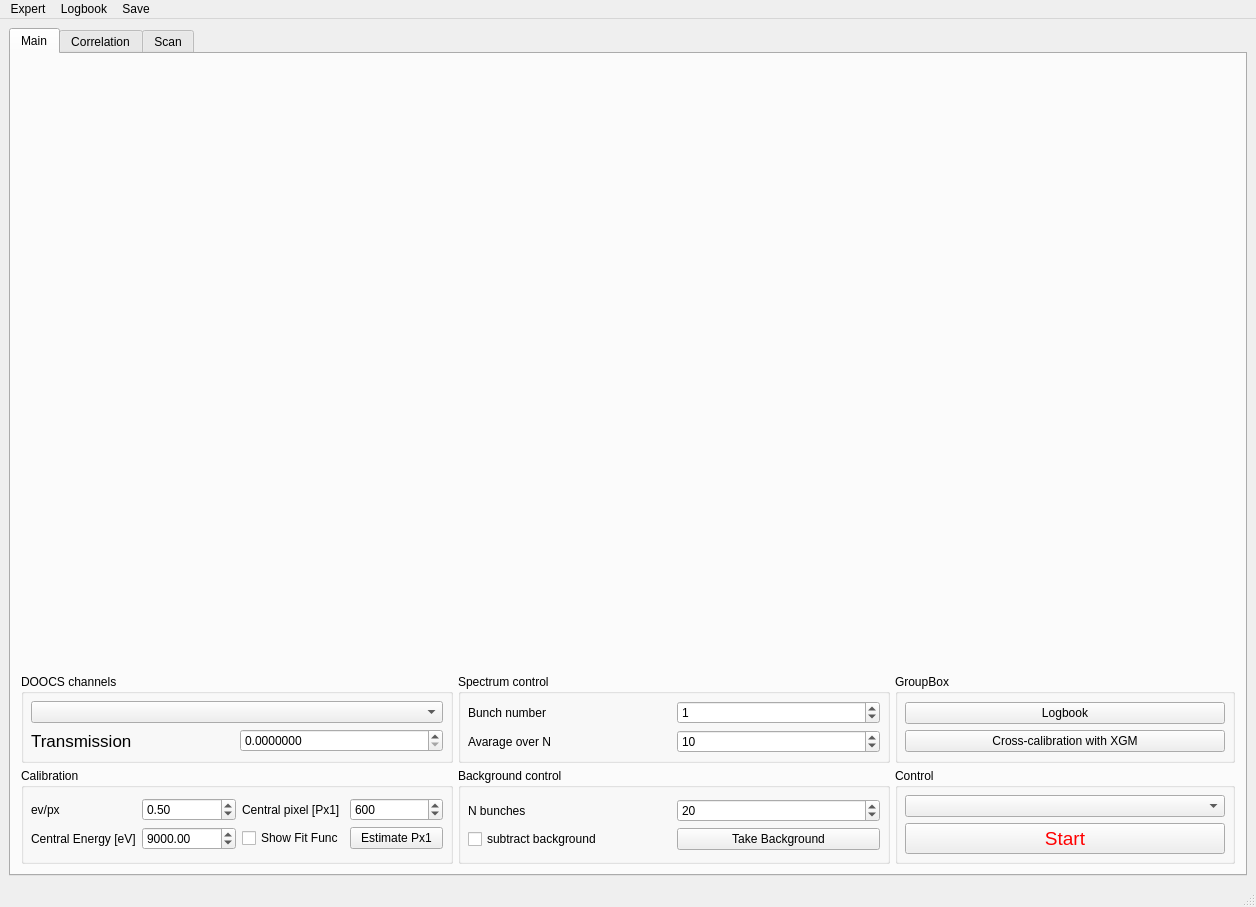
First picture: the form in gui/UISpectrometer.ui, repository sergey-tomin/pyhirex, before the edit.
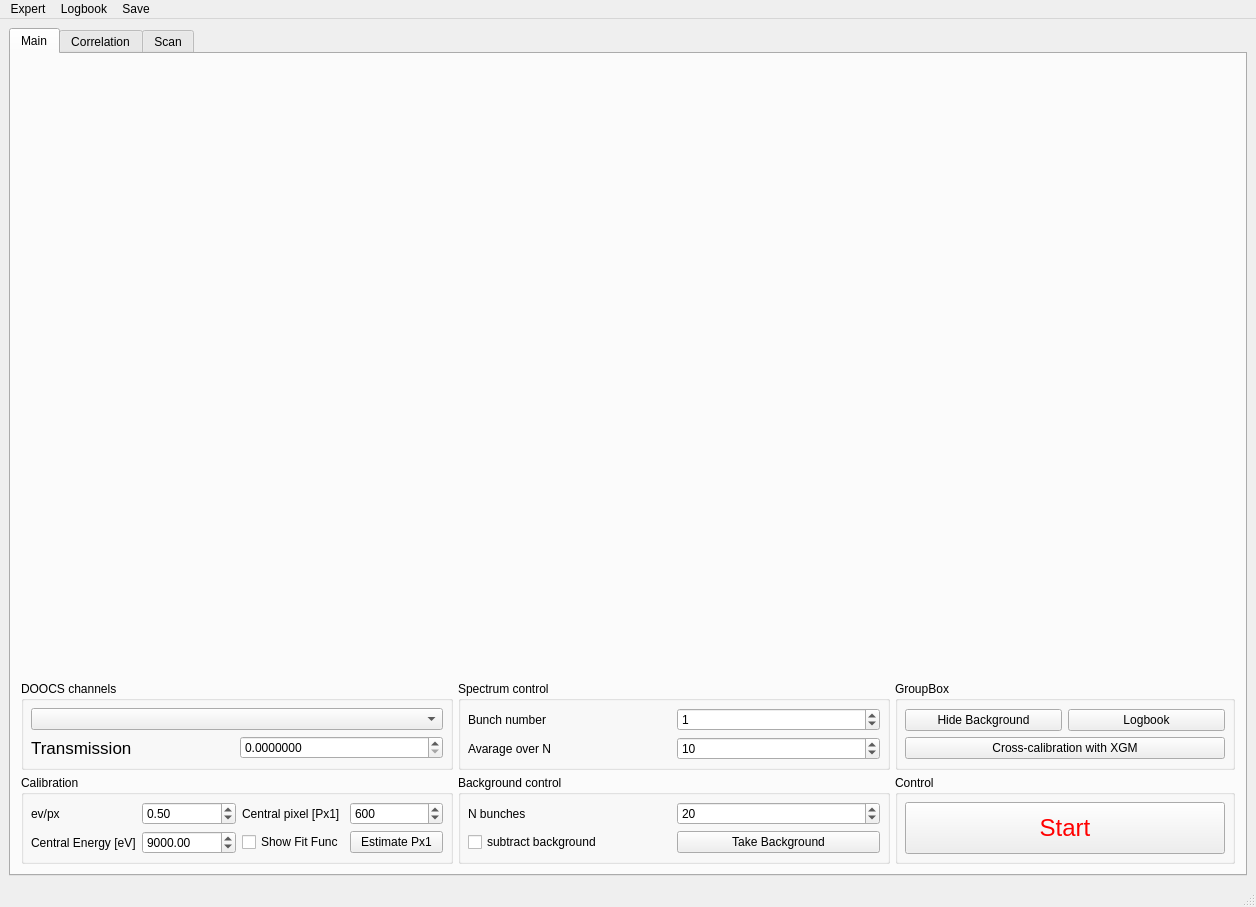
Second picture: the form after the edit.

Commit message: added button to show and hide background

```diff
--- a/gui/UISpectrometer.ui
+++ b/gui/UISpectrometer.ui
@@ -426,7 +426,7 @@
            </property>
            <item row="0" column="0">
             <layout class="QGridLayout" name="gridLayout_11">
-             <item row="1" column="0">
+             <item row="0" column="0" colspan="2">
               <widget class="QPushButton" name="pb_start">
                <property name="sizePolicy">
                 <sizepolicy hsizetype="Expanding" vsizetype="Preferred">
@@ -435,16 +435,13 @@
                 </sizepolicy>
                </property>
                <property name="styleSheet">
-                <string notr="true">color: rgb(255, 0, 0); font-size: 14pt;</string>
+                <string notr="true">color: rgb(255, 0, 0); font-size: 18pt;</string>
                </property>
                <property name="text">
                 <string>Start</string>
                </property>
               </widget>
              </item>
-             <item row="0" column="0">
-              <widget class="QComboBox" name="comboBox"/>
-             </item>
             </layout>
            </item>
           </layout>
@@ -482,20 +479,27 @@
            </property>
            <item row="0" column="0">
             <layout class="QGridLayout" name="gridLayout_13">
-             <item row="1" column="0">
-              <widget class="QPushButton" name="pb_cross_calib">
-               <property name="text">
-                <string>Cross-calibration with XGM</string>
-               </property>
-              </widget>
-             </item>
-             <item row="0" column="0">
+             <item row="0" column="1">
               <widget class="QPushButton" name="pb_logbook">
                <property name="text">
                 <string>Logbook</string>
                </property>
               </widget>
              </item>
+             <item row="0" column="0">
+              <widget class="QPushButton" name="pb_hide_show_backplot">
+               <property name="text">
+                <string>Hide Background</string>
+               </property>
+              </widget>
+             </item>
+             <item row="1" column="0" colspan="2">
+              <widget class="QPushButton" name="pb_cross_calib">
+               <property name="text">
+                <string>Cross-calibration with XGM</string>
+               </property>
+              </widget>
+             </item>
             </layout>
            </item>
           </layout>
```
The commit also changes 4 other files.
